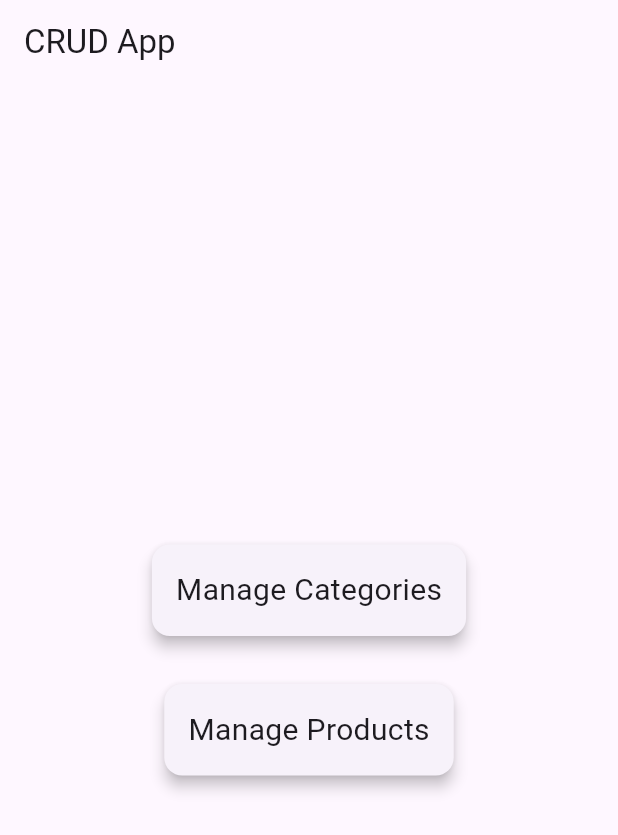
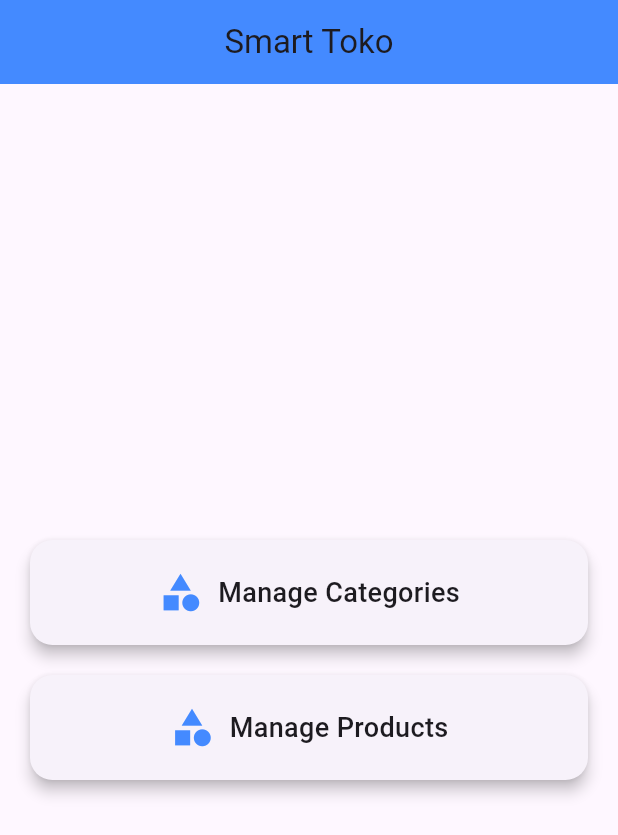
Before and after one commit to ChristParulian/Flutter_POS, a Flutter app: the screen it shows after launch, on a phone screen of 412 x 824 dp. Shown: the top 835 px of the screen. Run offline on Flutter 3.47's test engine with Material 3 defaults, Android fonts, the phone set to English and light mode, and no system bars; our stand-ins replace sqflite; accounts and stored records are empty.

Commit message:
Add files via upload
Menghilangkan tulisan debug pojok kanan atas, merubah tampilan ui

```diff
--- a/lib/main.dart
+++ b/lib/main.dart
@@ -1,8 +1,6 @@
 import 'package:flutter/material.dart';
 import 'category.dart';
 import 'product.dart';
-
-
 
 void main() {
   runApp(CrudApp());
@@ -13,6 +11,10 @@ class CrudApp extends StatelessWidget {
   Widget build(BuildContext context) {
     return MaterialApp(
       title: 'CRUD App with Categories and Products',
+      debugShowCheckedModeBanner: false, // Menghilangkan tulisan DEBUG
+      theme: ThemeData(
+        primarySwatch: Colors.blue,
+      ),
       home: HomeScreen(),
     );
   }
@@ -22,7 +24,11 @@ class HomeScreen extends StatelessWidget {
   @override
   Widget build(BuildContext context) {
     return Scaffold(
-      appBar: AppBar(title: Text('CRUD App')),
+      appBar: AppBar(
+        title: Text('Smart Toko'),
+        centerTitle: true,
+        backgroundColor: Colors.blueAccent,
+      ),
       body: Center(
         child: Column(
           mainAxisAlignment: MainAxisAlignment.center,
@@ -56,14 +62,29 @@ class HomeScreen extends StatelessWidget {
   Widget _buildMenuCard(BuildContext context, {required String title, required VoidCallback onTap}) {
     return Card(
       elevation: 4,
-      margin: EdgeInsets.all(16.0),
+      margin: EdgeInsets.symmetric(vertical: 10.0, horizontal: 20.0),
+      shape: RoundedRectangleBorder(
+        borderRadius: BorderRadius.circular(15.0),
+      ),
       child: InkWell(
         onTap: onTap,
+        borderRadius: BorderRadius.circular(15.0),
         child: Padding(
-          padding: EdgeInsets.all(16.0),
-          child: Text(
-            title,
-            style: TextStyle(fontSize: 20),
+          padding: EdgeInsets.symmetric(vertical: 20.0, horizontal: 30.0),
+          child: Row(
+            mainAxisAlignment: MainAxisAlignment.center,
+            children: [
+              Icon(
+                Icons.category,
+                size: 30.0,
+                color: Colors.blueAccent,
+              ),
+              SizedBox(width: 10.0),
+              Text(
+                title,
+                style: TextStyle(fontSize: 18, fontWeight: FontWeight.w500),
+              ),
+            ],
           ),
         ),
       ),
```
